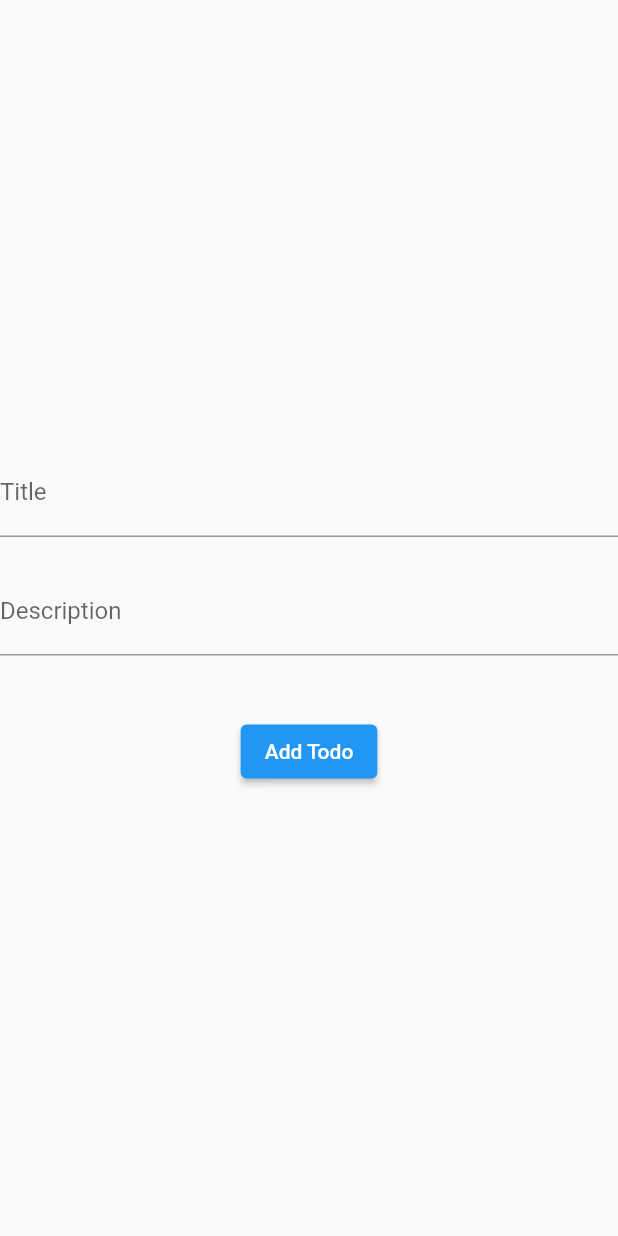
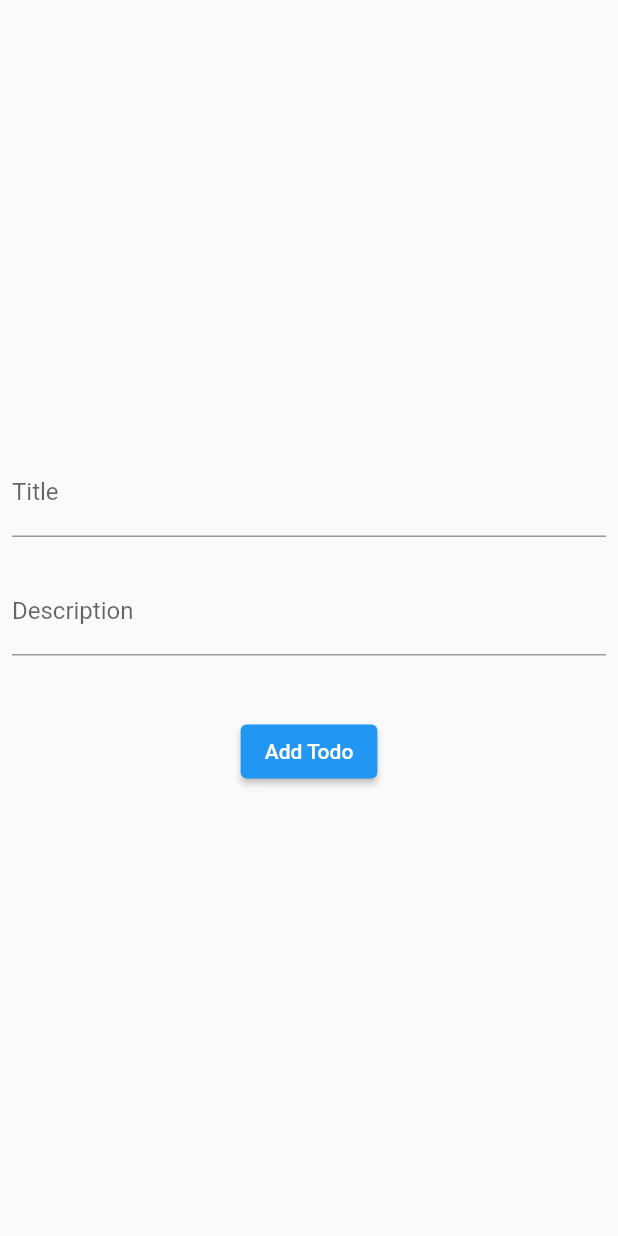
Before and after one commit to Biplab-Dutta/simple_todo, a Flutter app: the screen it shows after launch, after a tap on the "add" icon, on a phone screen of 412 x 824 dp. Run offline on Flutter 3.47's test engine with Material 2 defaults, Android fonts, the phone set to English and light mode, and no system bars; our stand-ins replace equatable, flutter_bloc, rxdart, shared_preferences.

Commit message:
made UI specific changes

```diff
--- a/lib/todo/presentation/page/add_todo_page.dart
+++ b/lib/todo/presentation/page/add_todo_page.dart
@@ -24,7 +24,9 @@ class _AddTodoPageState extends State<AddTodoPage> {
   @override
   Widget build(BuildContext context) {
     return Scaffold(
-      body: Column(
+      body: Padding(
+        padding: const EdgeInsets.symmetric(horizontal: 8.0),
+        child: Column(
           mainAxisAlignment: MainAxisAlignment.center,
           children: [
             TextFormField(
@@ -32,6 +34,7 @@ class _AddTodoPageState extends State<AddTodoPage> {
               decoration: const InputDecoration(
                 labelText: 'Title',
               ),
+              textCapitalization: TextCapitalization.sentences,
             ),
             const SizedBox(height: 20),
             TextFormField(
@@ -39,6 +42,7 @@ class _AddTodoPageState extends State<AddTodoPage> {
               decoration: const InputDecoration(
                 labelText: 'Description',
               ),
+              textCapitalization: TextCapitalization.sentences,
             ),
             const SizedBox(height: 40),
             ElevatedButton(
@@ -57,6 +61,7 @@ class _AddTodoPageState extends State<AddTodoPage> {
             ),
           ],
         ),
+      ),
     );
   }
 }
--- a/lib/todo/presentation/page/home_page.dart
+++ b/lib/todo/presentation/page/home_page.dart
@@ -32,17 +32,17 @@ class _HomePageView extends StatelessWidget {
         builder: (context, state) {
           switch (state.status) {
             case TodoStatus.loading:
-              return const CircularProgressIndicator.adaptive();
+              return const Center(child: CircularProgressIndicator.adaptive());
             case TodoStatus.failed:
               return const Center(child: Text('Something went wrong!!!'));
             case TodoStatus.loaded:
+              if (state.todos.isEmpty) {
+                return const Center(
+                  child: Text('No any todos. Add some todos...'),
+                );
+              }
               return ListView.builder(
                 itemBuilder: (context, index) {
-                  if (state.todos.isEmpty) {
-                    return const Center(
-                      child: Text('No any todos. Add some todos...'),
-                    );
-                  }
                   return TodosListTile(
                     todo: state.todos[index],
                     onToggleCompleted: (isCompleted) {
@@ -53,6 +53,7 @@ class _HomePageView extends StatelessWidget {
                             ),
                           );
                     },
+                    shouldApplyStrikeThrough: state.todos[index].isCompleted,
                   );
                 },
                 itemCount: state.todos.length,
```
Also changed, not shown: lib/todo/presentation/widgets/todos_list_tile.dart (+14 -2 lines). Lines whose indentation alone changed are shown as unchanged.
